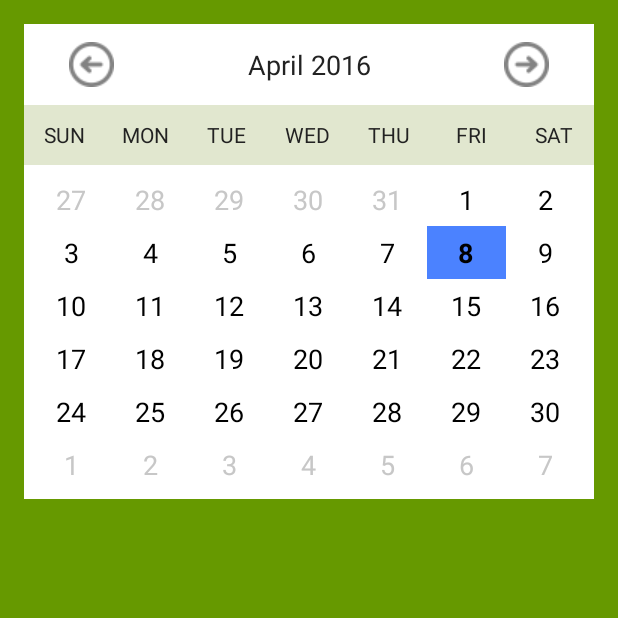
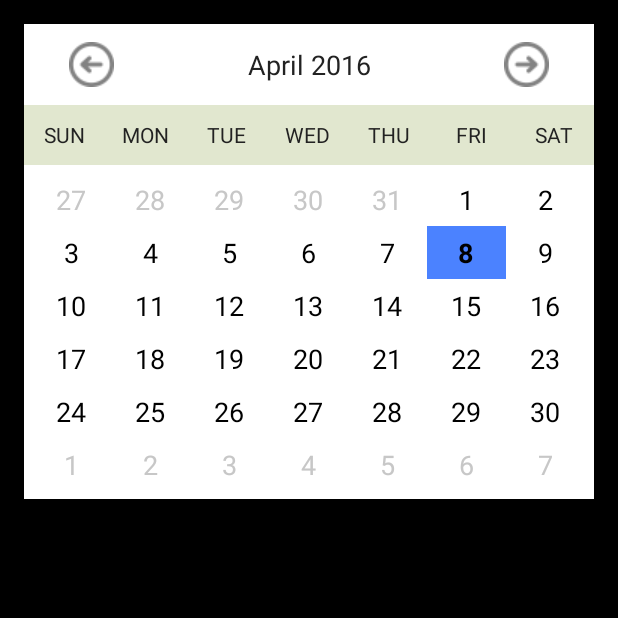
Before and after one commit to isolpak1/CustomCalender, an Android app: the screen it shows after launch (MainActivity), on a phone screen of 412 x 824 dp, the top half of it. Run offline under Robolectric (Android 15) with nearby library versions, the phone set to English and light mode, and no system bars.

Commit message:
changed background color to black

```diff
--- a/app/src/main/res/layout/activity_main.xml
+++ b/app/src/main/res/layout/activity_main.xml
@@ -10,7 +10,7 @@
     android:paddingTop="@dimen/activity_vertical_margin"
     android:paddingBottom="@dimen/activity_vertical_margin"
     tools:context=".MainActivity"
-    android:background="@android:color/holo_green_dark">
+    android:background="@android:color/background_dark">
     <com.sayoneTech.customCalender.calender.CalendarView
         xmlns:calendarNS="http://schemas.android.com/apk/res/com.sayoneTech.customCalender.calender"
         android:id="@+id/calendar_view"
```
